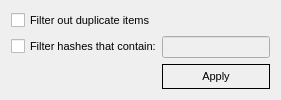
pjrinaldi/wombatforensics, file hashfilter.ui: the form before one commit.
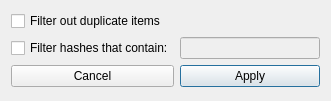
The form after the commit.

Commit message: modified filters to a qdialog instead of a qwidget so that it is easier to display with border issues

```diff
--- a/hashfilter.ui
+++ b/hashfilter.ui
@@ -1,7 +1,7 @@
 <?xml version="1.0" encoding="UTF-8"?>
 <ui version="4.0">
  <class>HashFilter</class>
- <widget class="QWidget" name="HashFilter">
+ <widget class="QDialog" name="HashFilter">
   <property name="windowModality">
    <enum>Qt::ApplicationModal</enum>
   </property>
@@ -10,27 +10,13 @@
     <x>0</x>
     <y>0</y>
     <width>331</width>
-    <height>97</height>
+    <height>101</height>
    </rect>
   </property>
-  <property name="font">
-   <font>
-    <pointsize>8</pointsize>
-   </font>
-  </property>
   <property name="windowTitle">
-   <string>Filter</string>
-  </property>
-  <property name="autoFillBackground">
-   <bool>true</bool>
+   <string>Hash Filter</string>
   </property>
   <layout class="QGridLayout" name="gridLayout">
-   <property name="sizeConstraint">
-    <enum>QLayout::SetFixedSize</enum>
-   </property>
-   <property name="horizontalSpacing">
-    <number>0</number>
-   </property>
    <item row="0" column="0">
     <widget class="QCheckBox" name="checkBox">
      <property name="text">
@@ -38,24 +24,24 @@
      </property>
     </widget>
    </item>
-   <item row="2" column="0">
+   <item row="1" column="0">
     <widget class="QCheckBox" name="checkBox_2">
      <property name="text">
       <string>Filter hashes that contain:</string>
      </property>
     </widget>
    </item>
-   <item row="2" column="1">
+   <item row="1" column="1">
     <widget class="QLineEdit" name="lineEdit">
      <property name="enabled">
       <bool>false</bool>
      </property>
     </widget>
    </item>
-   <item row="3" column="1">
+   <item row="2" column="1">
     <widget class="QPushButton" name="pushButton">
      <property name="styleSheet">
-      <string notr="true">border: 1px solid black; padding-top: 5px; padding-bottom: 5px; padding-left: 10px; padding-right: 10px;</string>
+      <string notr="true"/>
      </property>
      <property name="text">
       <string>Apply</string>
@@ -64,7 +50,14 @@
       <bool>true</bool>
      </property>
      <property name="flat">
-      <bool>true</bool>
+      <bool>false</bool>
+     </property>
+    </widget>
+   </item>
+   <item row="2" column="0">
+    <widget class="QPushButton" name="pushButton_2">
+     <property name="text">
+      <string>Cancel</string>
      </property>
     </widget>
    </item>
```
Left out of the diff: 19 changed lines with no effect on the pictures. The commit also changes 28 other files.
